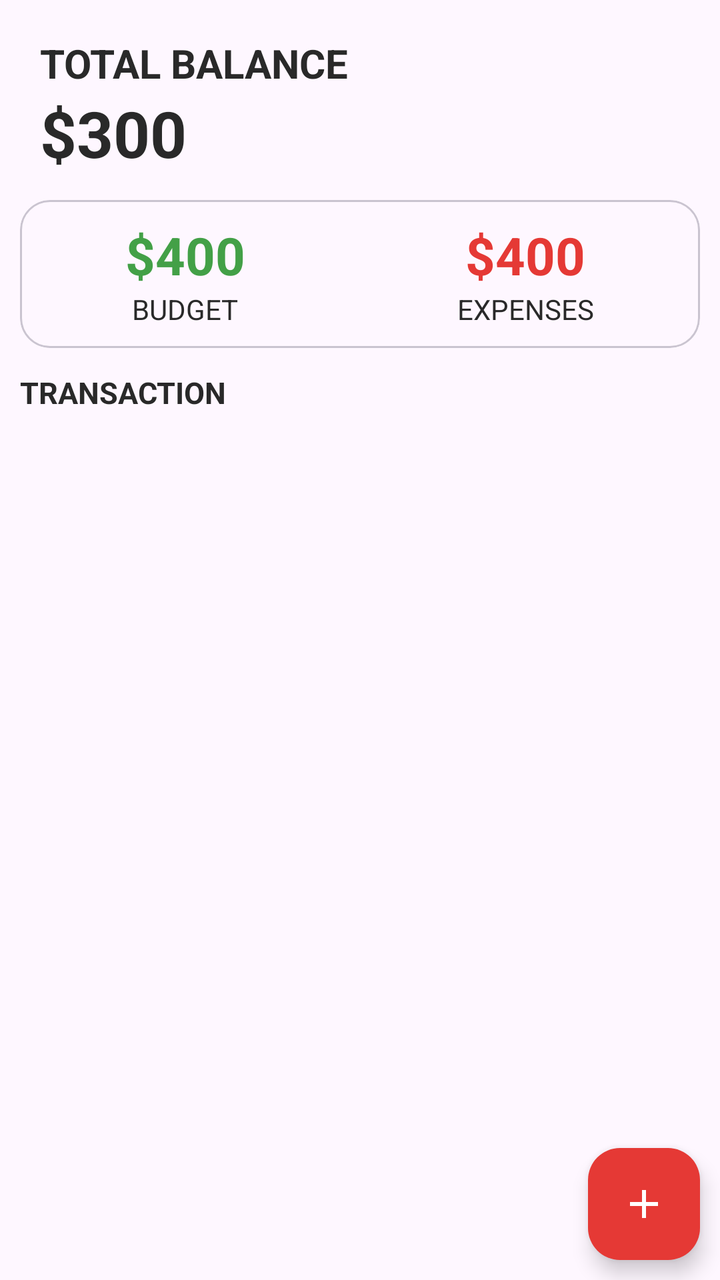
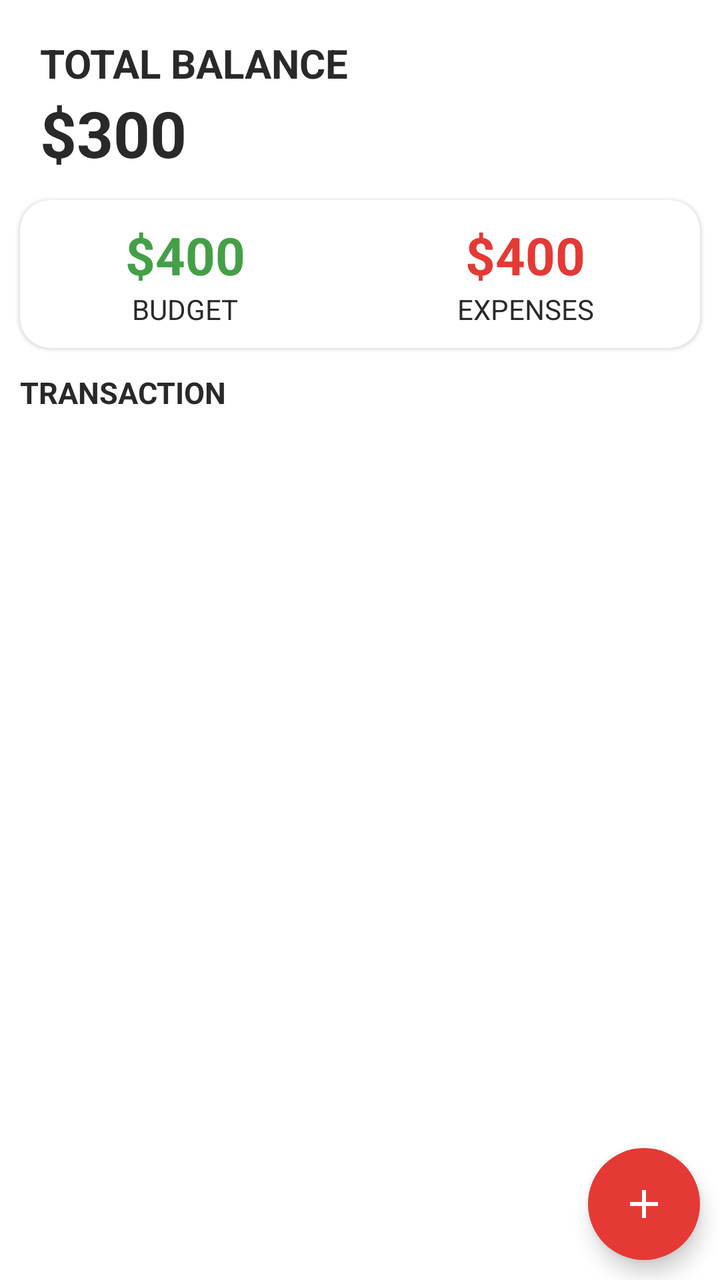

Before-and-after screenshots of an Android layout around one commit, followed by the original layout XML and the change that was made.
<!-- AndroidManifest.xml: application theme Theme.BudgetTrackerApp -->
<!-- res/layout/activity_main.xml -->
<?xml version="1.0" encoding="utf-8"?>
<RelativeLayout xmlns:android="http://schemas.android.com/apk/res/android"
    xmlns:app="http://schemas.android.com/apk/res-auto"
    xmlns:tools="http://schemas.android.com/tools"
    android:id="@+id/main"
    android:layout_width="match_parent"
    android:layout_height="match_parent"
    tools:context=".MainActivity">

    <LinearLayout
        android:id="@+id/balance_layout"
        android:layout_width="match_parent"
        android:layout_height="wrap_content"
        android:layout_marginStart="10dp"
        android:layout_marginTop="18dp"
        android:orientation="vertical">
        <TextView
            android:layout_width="wrap_content"
            android:layout_height="wrap_content"
            android:text="Total Balance"
            android:textAllCaps="true"
            android:textStyle="bold"
            android:layout_marginLeft="10dp"
            android:textSize="20dp"/>

        <TextView
            android:id="@+id/tvbalance"
            android:layout_width="wrap_content"
            android:layout_height="wrap_content"
            android:text="$300"
            android:textSize="32dp"
            android:layout_marginLeft="10dp"
            android:textStyle="bold"/>
    </LinearLayout>

    <com.google.android.material.card.MaterialCardView
        android:id="@+id/dashboard"
        android:layout_width="match_parent"
        android:layout_height="wrap_content"
        android:layout_below="@id/balance_layout"
        android:layout_marginTop="12dp"
        android:layout_marginStart="10dp"
        android:layout_marginEnd="10dp"
        app:cardCornerRadius="15dp">
        <LinearLayout
            android:layout_width="match_parent"
            android:layout_height="wrap_content"
            android:layout_marginTop="10dp"
            android:layout_marginBottom="10dp">
            <LinearLayout
                android:layout_width="wrap_content"
                android:layout_height="wrap_content"
                android:orientation="vertical"
                android:layout_weight="0.5"
                android:gravity="center">
                <TextView
                    android:id="@+id/budget"
                    android:layout_width="wrap_content"
                    android:layout_height="wrap_content"
                    android:text="$400"
                    android:textStyle="bold"
                    android:textSize="26sp"
                    android:textColor="@color/green"/>
                <TextView
                    android:layout_width="wrap_content"
                    android:layout_height="wrap_content"
                    android:text="Budget"
                    android:textSize="14sp"
                    android:textAllCaps="true"/>
            </LinearLayout>
            <LinearLayout
                android:layout_width="wrap_content"
                android:layout_height="wrap_content"
                android:orientation="vertical"
                android:layout_weight="0.5"
                android:gravity="center">
                <TextView
                    android:id="@+id/tvexpense"
                    android:layout_width="wrap_content"
                    android:layout_height="wrap_content"
                    android:text="$400"
                    android:textStyle="bold"
                    android:textSize="26sp"
                    android:textColor="@color/red"/>
                <TextView
                    android:layout_width="wrap_content"
                    android:layout_height="wrap_content"
                    android:text="Expenses"
                    android:textSize="14sp"
                    android:textAllCaps="true"/>
            </LinearLayout>
        </LinearLayout>
    </com.google.android.material.card.MaterialCardView>

    <TextView
        android:id="@+id/RecyclerView_Tittle"
        android:layout_width="wrap_content"
        android:layout_height="wrap_content"
        android:text="Transaction"
        android:textStyle="bold"
        android:textSize="15sp"
        android:textAllCaps="true"
        android:layout_below="@id/dashboard"
        android:layout_marginTop="12dp"
        android:layout_marginStart="10dp" />

    <androidx.recyclerview.widget.RecyclerView
        android:id="@+id/RecyclerView"
        android:layout_width="match_parent"
        android:layout_height="match_parent"
        android:layout_below="@id/RecyclerView_Tittle"
        android:layout_margin="10dp" />

    <com.google.android.material.floatingactionbutton.FloatingActionButton
        android:id="@+id/addBtn"
        android:layout_width="wrap_content"
        android:layout_height="wrap_content"
        android:layout_alignParentBottom="true"
        android:layout_alignParentRight="true"
        android:layout_margin="10dp"
        android:src="@drawable/baseline_add_24"
        android:backgroundTint="@color/red"
        app:tint="@android:color/white"
        app:borderWidth="0dp"
        />



</RelativeLayout>
<!-- resources referenced by this layout -->
<resources>
  <color name="green">#43A047</color>
  <color name="red">#E53935</color>
  <!-- drawable baseline_add_24 (drawable) -->
  <vector xmlns:android="http://schemas.android.com/apk/res/android" android:height="24dp" android:tint="#FFFFFF" android:viewportHeight="24" android:viewportWidth="24" android:width="24dp">
        
      <path android:fillColor="@android:color/white" android:pathData="M19,13h-6v6h-2v-6H5v-2h6V5h2v6h6v2z"/>
      
  </vector>
  <style name="Theme.BudgetTrackerApp" parent="Base.Theme.BudgetTrackerApp" />
  <style name="Base.Theme.BudgetTrackerApp" parent="Theme.Material3.DayNight.NoActionBar">
          
          
          <item name="android:textColor">@color/textMain</item>
          <item name="colorPrimary">@color/colorPrimary</item>
          <item name="colorPrimaryDark">@color/colorPrimaryDark</item>
          <item name="colorAccent">@color/colorAccent</item>
          <item name="colorControlActivated">@color/green</item>
      </style>
  <color name="textMain">#292929</color>
  <color name="colorPrimary">#6200EE</color>
  <color name="colorPrimaryDark">#3700B3</color>
  <color name="colorAccent">#03DAC5</color>
</resources>

<!-- the commit's change to res/layout/activity_main.xml (unified diff, before → after) -->
@@ -1,129 +1,136 @@
 <?xml version="1.0" encoding="utf-8"?>
-<RelativeLayout xmlns:android="http://schemas.android.com/apk/res/android"
+<androidx.coordinatorlayout.widget.CoordinatorLayout
+    xmlns:android="http://schemas.android.com/apk/res/android"
     xmlns:app="http://schemas.android.com/apk/res-auto"
     xmlns:tools="http://schemas.android.com/tools"
-    android:id="@+id/main"
+    android:id="@+id/coordinator"
     android:layout_width="match_parent"
-    android:layout_height="match_parent"
-    tools:context=".MainActivity">
+    android:layout_height="match_parent">
+    <RelativeLayout
+        android:id="@+id/main"
+        android:layout_width="match_parent"
+        android:layout_height="match_parent"
+        tools:context=".MainActivity">
 
-    <LinearLayout
-        android:id="@+id/balance_layout"
-        android:layout_width="match_parent"
-        android:layout_height="wrap_content"
-        android:layout_marginStart="10dp"
-        android:layout_marginTop="18dp"
-        android:orientation="vertical">
+        <LinearLayout
+            android:id="@+id/balance_layout"
+            android:layout_width="match_parent"
+            android:layout_height="wrap_content"
+            android:layout_marginStart="10dp"
+            android:layout_marginTop="18dp"
+            android:orientation="vertical">
+            <TextView
+                android:layout_width="wrap_content"
+                android:layout_height="wrap_content"
+                android:text="Total Balance"
+                android:textAllCaps="true"
+                android:textStyle="bold"
+                android:layout_marginLeft="10dp"
+                android:textSize="20dp"/>
+
+            <TextView
+                android:id="@+id/tvbalance"
+                android:layout_width="wrap_content"
+                android:layout_height="wrap_content"
+                android:text="$300"
+                android:textSize="32dp"
+                android:layout_marginLeft="10dp"
+                android:textStyle="bold"/>
+        </LinearLayout>
+
+        <com.google.android.material.card.MaterialCardView
+            android:id="@+id/dashboard"
+            android:layout_width="match_parent"
+            android:layout_height="wrap_content"
+            android:layout_below="@id/balance_layout"
+            android:layout_marginTop="12dp"
+            android:layout_marginStart="10dp"
+            android:layout_marginEnd="10dp"
+            app:cardCornerRadius="15dp">
+            <LinearLayout
+                android:layout_width="match_parent"
+                android:layout_height="wrap_content"
+                android:layout_marginTop="10dp"
+                android:layout_marginBottom="10dp">
+                <LinearLayout
+                    android:layout_width="wrap_content"
+                    android:layout_height="wrap_content"
+                    android:orientation="vertical"
+                    android:layout_weight="0.5"
+                    android:gravity="center">
+                    <TextView
+                        android:id="@+id/budget"
+                        android:layout_width="wrap_content"
+                        android:layout_height="wrap_content"
+                        android:text="$400"
+                        android:textStyle="bold"
+                        android:textSize="26sp"
+                        android:textColor="@color/green"/>
+                    <TextView
+                        android:layout_width="wrap_content"
+                        android:layout_height="wrap_content"
+                        android:text="Budget"
+                        android:textSize="14sp"
+                        android:textAllCaps="true"/>
+                </LinearLayout>
+                <LinearLayout
+                    android:layout_width="wrap_content"
+                    android:layout_height="wrap_content"
+                    android:orientation="vertical"
+                    android:layout_weight="0.5"
+                    android:gravity="center">
+                    <TextView
+                        android:id="@+id/tvexpense"
+                        android:layout_width="wrap_content"
+                        android:layout_height="wrap_content"
+                        android:text="$400"
+                        android:textStyle="bold"
+                        android:textSize="26sp"
+                        android:textColor="@color/red"/>
+                    <TextView
+                        android:layout_width="wrap_content"
+                        android:layout_height="wrap_content"
+                        android:text="Expenses"
+                        android:textSize="14sp"
+                        android:textAllCaps="true"/>
+                </LinearLayout>
+            </LinearLayout>
+        </com.google.android.material.card.MaterialCardView>
+
         <TextView
+            android:id="@+id/RecyclerView_Tittle"
             android:layout_width="wrap_content"
             android:layout_height="wrap_content"
-            android:text="Total Balance"
+            android:text="Transaction"
+            android:textStyle="bold"
+            android:textSize="15sp"
             android:textAllCaps="true"
-            android:textStyle="bold"
-            android:layout_marginLeft="10dp"
-            android:textSize="20dp"/>
+            android:layout_below="@id/dashboard"
+            android:layout_marginTop="12dp"
+            android:layout_marginStart="10dp" />
 
-        <TextView
-            android:id="@+id/tvbalance"
+        <androidx.recyclerview.widget.RecyclerView
+            android:id="@+id/RecyclerView"
+            android:layout_width="match_parent"
+            android:layout_height="match_parent"
+            android:layout_below="@id/RecyclerView_Tittle"
+            android:layout_margin="10dp" />
+
+        <com.google.android.material.floatingactionbutton.FloatingActionButton
+            android:id="@+id/addBtn"
             android:layout_width="wrap_content"
             android:layout_height="wrap_content"
-            android:text="$300"
-            android:textSize="32dp"
-            android:layout_marginLeft="10dp"
-            android:textStyle="bold"/>
-    </LinearLayout>
-
-    <com.google.android.material.card.MaterialCardView
-        android:id="@+id/dashboard"
-        android:layout_width="match_parent"
-        android:layout_height="wrap_content"
-        android:layout_below="@id/balance_layout"
-        android:layout_marginTop="12dp"
-        android:layout_marginStart="10dp"
-        android:layout_marginEnd="10dp"
-        app:cardCornerRadius="15dp">
-        <LinearLayout
-            android:layout_width="match_parent"
-            android:layout_height="wrap_content"
-            android:layout_marginTop="10dp"
-            android:layout_marginBottom="10dp">
-            <LinearLayout
-                android:layout_width="wrap_content"
-                android:layout_height="wrap_content"
-                android:orientation="vertical"
-                android:layout_weight="0.5"
-                android:gravity="center">
-                <TextView
-                    android:id="@+id/budget"
-                    android:layout_width="wrap_content"
-                    android:layout_height="wrap_content"
-                    android:text="$400"
-                    android:textStyle="bold"
-                    android:textSize="26sp"
-                    android:textColor="@color/green"/>
-                <TextView
-                    android:layout_width="wrap_content"
-                    android:layout_height="wrap_content"
-                    android:text="Budget"
-                    android:textSize="14sp"
-                    android:textAllCaps="true"/>
-            </LinearLayout>
-            <LinearLayout
-                android:layout_width="wrap_content"
-                android:layout_height="wrap_content"
-                android:orientation="vertical"
-                android:layout_weight="0.5"
-                android:gravity="center">
-                <TextView
-                    android:id="@+id/tvexpense"
-                    android:layout_width="wrap_content"
-                    android:layout_height="wrap_content"
-                    android:text="$400"
-                    android:textStyle="bold"
-                    android:textSize="26sp"
-                    android:textColor="@color/red"/>
-                <TextView
-                    android:layout_width="wrap_content"
-                    android:layout_height="wrap_content"
-                    android:text="Expenses"
-                    android:textSize="14sp"
-                    android:textAllCaps="true"/>
-            </LinearLayout>
-        </LinearLayout>
-    </com.google.android.material.card.MaterialCardView>
-
-    <TextView
-        android:id="@+id/RecyclerView_Tittle"
-        android:layout_width="wrap_content"
-        android:layout_height="wrap_content"
-        android:text="Transaction"
-        android:textStyle="bold"
-        android:textSize="15sp"
-        android:textAllCaps="true"
-        android:layout_below="@id/dashboard"
-        android:layout_marginTop="12dp"
-        android:layout_marginStart="10dp" />
-
-    <androidx.recyclerview.widget.RecyclerView
-        android:id="@+id/RecyclerView"
-        android:layout_width="match_parent"
-        android:layout_height="match_parent"
-        android:layout_below="@id/RecyclerView_Tittle"
-        android:layout_margin="10dp" />
-
-    <com.google.android.material.floatingactionbutton.FloatingActionButton
-        android:id="@+id/addBtn"
-        android:layout_width="wrap_content"
-        android:layout_height="wrap_content"
-        android:layout_alignParentBottom="true"
-        android:layout_alignParentRight="true"
-        android:layout_margin="10dp"
-        android:src="@drawable/baseline_add_24"
-        android:backgroundTint="@color/red"
-        app:tint="@android:color/white"
-        app:borderWidth="0dp"
-        />
+            android:layout_alignParentBottom="true"
+            android:layout_alignParentRight="true"
+            android:layout_margin="10dp"
+            android:src="@drawable/baseline_add_24"
+            android:backgroundTint="@color/red"
+            app:tint="@android:color/white"
+            app:borderWidth="0dp"
+            />
 
 
 
-</RelativeLayout>
+    </RelativeLayout>
+
+</androidx.coordinatorlayout.widget.CoordinatorLayout>
<!-- resource entries referenced after the edit -->
@@ -9,7 +9,7 @@
       
   </vector>
   <style name="Theme.BudgetTrackerApp" parent="Base.Theme.BudgetTrackerApp" />
-  <style name="Base.Theme.BudgetTrackerApp" parent="Theme.Material3.DayNight.NoActionBar">
+  <style name="Base.Theme.BudgetTrackerApp" parent="Theme.MaterialComponents.Light.NoActionBar">
           
           
           <item name="android:textColor">@color/textMain</item>
